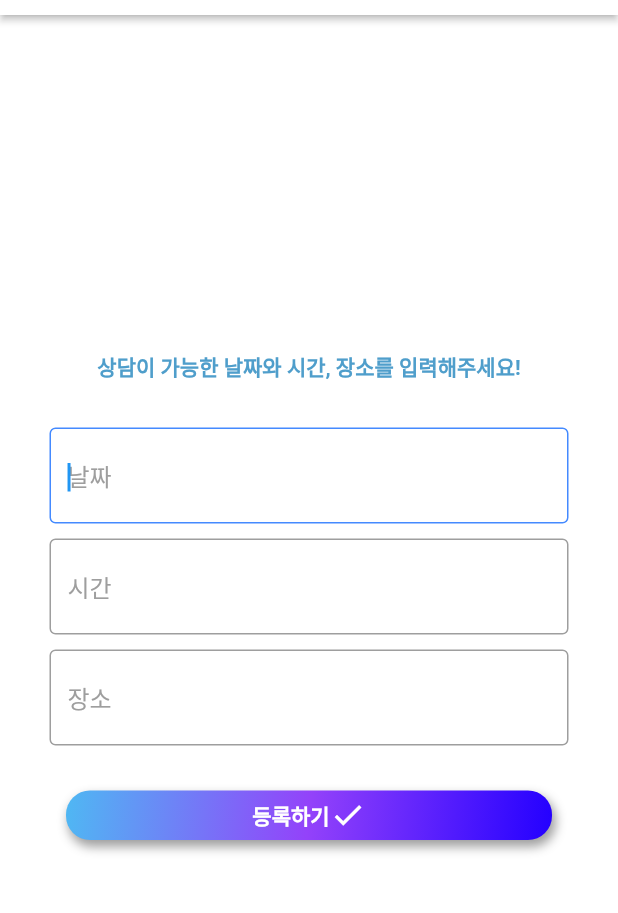
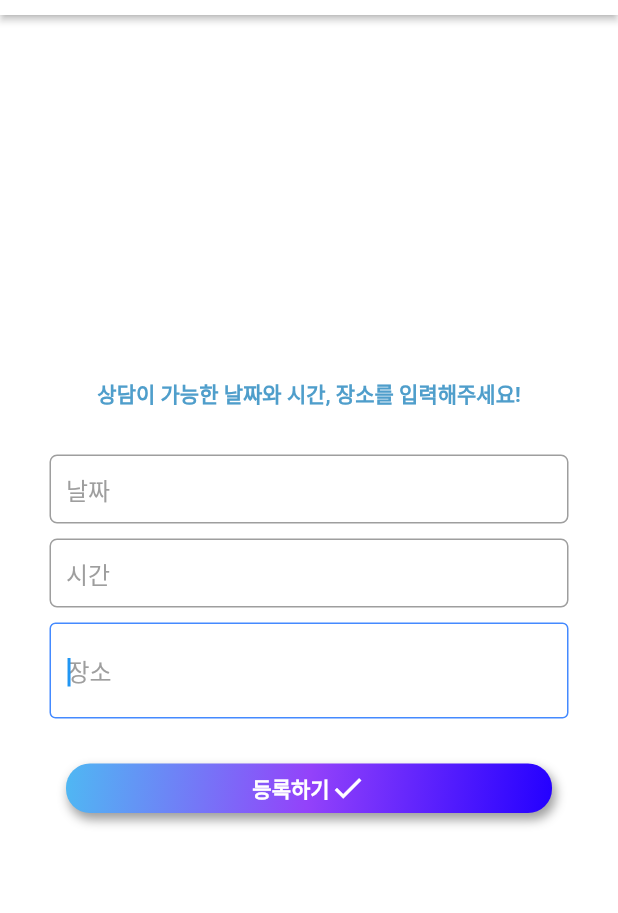
Before and after one commit to chwijunTime/ChwijunTimeAPP, a Flutter app: the CounselingWrite screen opened directly, on a phone screen of 412 x 824 dp, the part 60-973 px from its top. Run offline on Flutter 3.47's test engine with Material 2 defaults, Android fonts, the phone set to English and light mode, and no system bars; our stand-ins replace auto_size_text, carousel_slider, dio, geocoding, google_maps_flutter, retrofit and 3 more; missing offline and left inert: sweet_alert_dialogs; accounts and stored records are empty; generated files the repository leaves out were written again.

Commit message:
[UPDATE] selectDate, Time

```diff
--- a/flutter_app/app_user/lib/screens/write_page/counseling_write.dart
+++ b/flutter_app/app_user/lib/screens/write_page/counseling_write.dart
@@ -10,9 +10,13 @@ class CounselingWrite extends StatefulWidget {
 }
 
 class _CounselingWriteState extends State<CounselingWrite> {
-  var dateC = TextEditingController();
-  var timeC = TextEditingController();
   var placeC = TextEditingController();
+
+  DateTime selectedDate = DateTime.now();
+  TimeOfDay selectedTime = TimeOfDay.now();
+  String strDate = "날짜";
+  String strTime = "시간";
+  String date, time = "";
 
   @override
   Widget build(BuildContext context) {
@@ -23,7 +27,9 @@ class _CounselingWriteState extends State<CounselingWrite> {
           child: Padding(
             padding: EdgeInsets.all(33),
             child: Center(
-              child: Column(
+              child: LayoutBuilder(
+                  builder: (BuildContext context, BoxConstraints constraints) {
+                    return Column(
                       mainAxisSize: MainAxisSize.min,
                       children: [
                         Text(
@@ -36,11 +42,78 @@ class _CounselingWriteState extends State<CounselingWrite> {
                         SizedBox(
                           height: 30,
                         ),
-                  buildTextField("날짜", dateC),
+                        GestureDetector(
+                          onTap: () async {
+                            final DateTime picked = await showDatePicker(
+                                context: context,
+                                initialDate: selectedDate,
+                                firstDate: DateTime(2000),
+                                lastDate: DateTime(2050));
+                            if (picked != null) {
+                              setState(() {
+                                strDate = "${selectedDate.year}년 ${selectedDate
+                                    .month}월 ${selectedDate.day}일";
+                              });
+                              date = "${selectedDate.year}-${selectedDate.month}-${selectedDate.day}";
+                            }
+                          },
+                          child: Container(
+                            width: constraints.maxWidth,
+                            decoration: BoxDecoration(
+                                border: Border.all(color: Colors.grey),
+                                borderRadius: BorderRadius.all(
+                                    Radius.circular(5))),
+                            child: Padding(
+                              padding: const EdgeInsets.all(10.0),
+                              child: Text(
+                                strDate,
+                                style: TextStyle(
+                                    fontSize: 16,
+                                    color: strDate == "날짜" ? Colors.grey : Colors
+                                        .black),
+                              ),
+                            ),
+                          ),
+                        ),
                         SizedBox(
                           height: 10,
                         ),
-                  buildTextField("시간", timeC),
+                        GestureDetector(
+                          onTap: () async {
+                            final TimeOfDay pickTime = await showTimePicker(
+                              context: context,
+                              initialTime: selectedTime,
+                            initialEntryMode: TimePickerEntryMode.dial);
+                            if (pickTime != null) {
+                              setState(() {
+                                selectedTime = pickTime;
+                                if (pickTime.hour <12) {
+                                  strTime = "오전 ${pickTime.hour == 0 ? 12 : pickTime.hour}시 ${pickTime.minute}분";
+                                } else {
+                                  strTime = "오후 ${pickTime.hour == 12 ? 12 : pickTime.hour -12 }시 ${pickTime.minute}분";
+                                }
+                              });
+                              time = "${selectedTime.hour}:${selectedTime.minute}";
+                            }
+                          },
+                          child: Container(
+                            width: constraints.maxWidth,
+                            decoration: BoxDecoration(
+                                border: Border.all(color: Colors.grey),
+                                borderRadius: BorderRadius.all(
+                                    Radius.circular(5))),
+                            child: Padding(
+                              padding: const EdgeInsets.all(10.0),
+                              child: Text(
+                                strTime,
+                                style: TextStyle(
+                                    fontSize: 16,
+                                    color: strTime == "시간" ? Colors.grey : Colors
+                                        .black),
+                              ),
+                            ),
+                          ),
+                        ),
                         SizedBox(
                           height: 10,
                         ),
@@ -57,14 +130,15 @@ class _CounselingWriteState extends State<CounselingWrite> {
                               color: Colors.white,
                             ))
                       ],
-              ),
+                    );
+                  }),
             ),
           ),
         ));
   }
 
   _onCounselingWrite() {
-    if (dateC.text.isEmpty || timeC.text.isEmpty || placeC.text.isEmpty) {
+    if (date == "" || time == "" || placeC.text.isEmpty) {
       snackBar("빈칸이 없도록 작성해주세요", context);
     } else {
       Navigator.pop(context);
```
Lines whose indentation alone changed are shown as unchanged.
